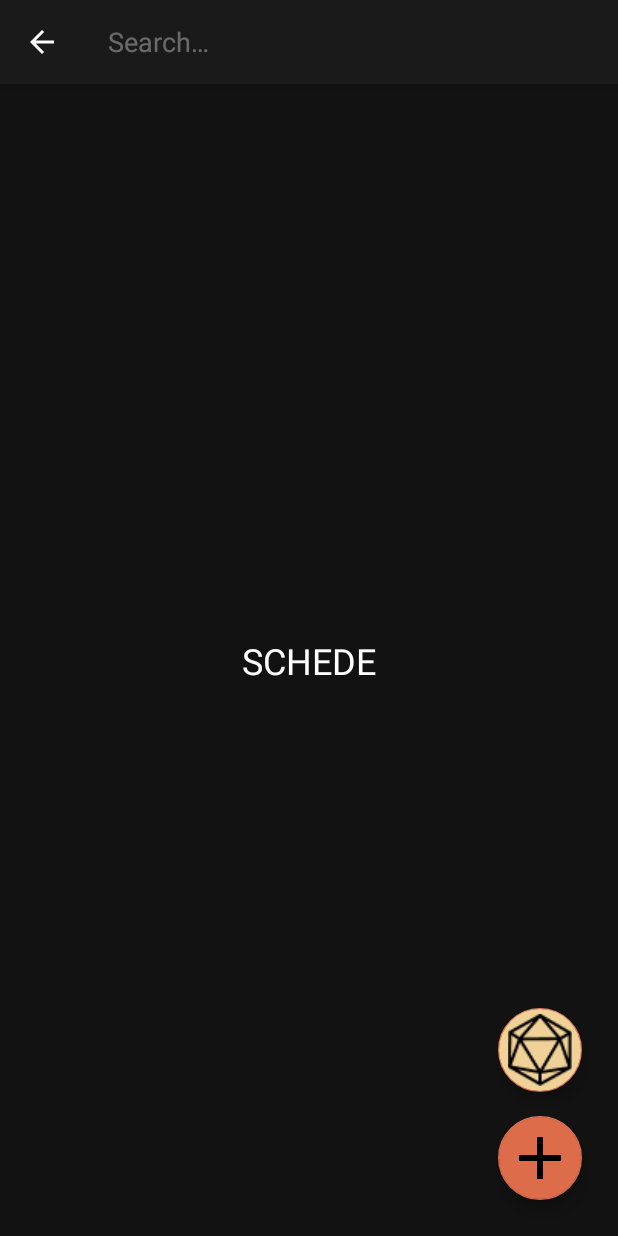
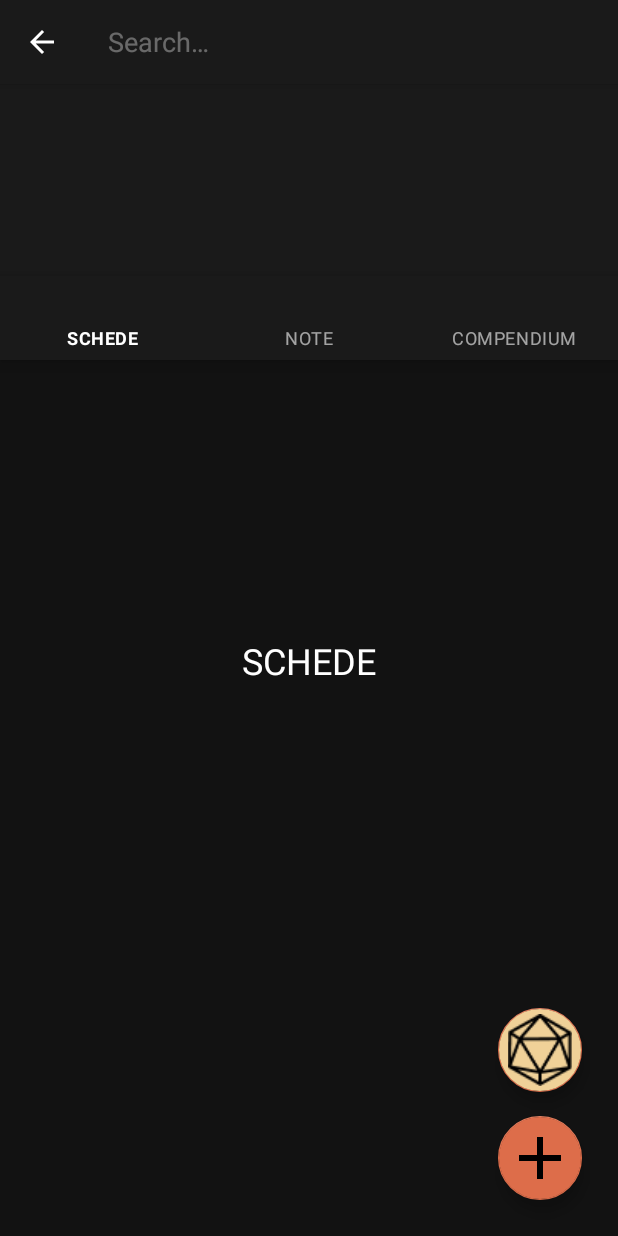
Before and after one commit to oresteLeone/Omnitop, an Android app: the DnDCampagnaSchedeFragment screen opened directly, with no data from a screen before it, after a tap on "Ricerca", on a phone screen of 412 x 824 dp. Run offline under Robolectric (Android 15) with nearby library versions, the light colour scheme and no system bars; our stand-ins replace navigation-ui; 1 other tap on this screen came first.

Commit message:
Campagna D&D

```diff
--- a/app/src/main/AndroidManifest.xml
+++ b/app/src/main/AndroidManifest.xml
@@ -17,7 +17,7 @@
         android:roundIcon="@mipmap/ic_launcher_round"
         android:supportsRtl="true"
         android:theme="@style/Theme.Omnitop" >
-        <activity android:name=".DndCampagnaHome" >
+        <activity android:name=".DndCampagnaHome">
         </activity>
         <activity
             android:name=".MainActivity"
--- a/app/src/main/java/com/annoyingturtle/omnitop/DnDCampagnaSchedeFragment.kt
+++ b/app/src/main/java/com/annoyingturtle/omnitop/DnDCampagnaSchedeFragment.kt
@@ -14,7 +14,7 @@ class DnDCampagnaSchedeFragment : Fragment() {
         savedInstanceState: Bundle?
     ): View? {
         // Inflate the layout for this fragment
-        return inflater.inflate(R.layout.fragment_dn_d_campagna_schede, container, false)
+        return inflater.inflate(R.layout.fragment_dnd_campagna_schede, container, false)
     }
 
 
--- a/app/src/main/java/com/annoyingturtle/omnitop/DndCampagnaHome.kt
+++ b/app/src/main/java/com/annoyingturtle/omnitop/DndCampagnaHome.kt
@@ -7,7 +7,13 @@ import android.view.MenuInflater
 import androidx.navigation.findNavController
 import androidx.navigation.ui.setupWithNavController
 import com.google.android.material.bottomnavigation.BottomNavigationView
+import kotlinx.android.synthetic.main.activity_dnd_campagna_home.*
 import kotlinx.android.synthetic.main.activity_home.*
+import kotlinx.android.synthetic.main.activity_home.addBtn1
+import kotlinx.android.synthetic.main.activity_home.cardBtn1
+import kotlinx.android.synthetic.main.activity_home.diceBtn1
+import kotlinx.android.synthetic.main.activity_home.gridBtn1
+import kotlinx.android.synthetic.main.activity_home.noteBtn1
 import utilPackage.AbsFab
 
 class DndCampagnaHome : AppCompatActivity() {
@@ -24,7 +30,7 @@ class DndCampagnaHome : AppCompatActivity() {
 
         /** Schermate */
 
-        val navController = findNavController(R.id.dnd_campagna_navigation)
+        val navController = findNavController(R.id.campagnafragment)
 
         bottomNavigationView.setupWithNavController(navController)
         /********** FAB ***********/
--- a/app/src/main/java/com/annoyingturtle/omnitop/HomeActivity.kt
+++ b/app/src/main/java/com/annoyingturtle/omnitop/HomeActivity.kt
@@ -23,6 +23,7 @@ class HomeActivity : AppCompatActivity(), AdapterRecyclerListaGiochi.OnItemClick
     override fun onCreate(savedInstanceState: Bundle?) {
         super.onCreate(savedInstanceState)
         setContentView(R.layout.activity_home)
+
 
         /************ Menu a scorrimento *********/
         toggle = ActionBarDrawerToggle(this, drawerLayout, R.string.openDrawer, R.string.closeDrawer)
--- a/app/src/main/res/layout/activity_dnd_campagna_home.xml
+++ b/app/src/main/res/layout/activity_dnd_campagna_home.xml
@@ -8,6 +8,31 @@
     tools:context=".DndCampagnaHome"
     android:background="@color/backGround"
     >
+
+  <com.google.android.material.appbar.AppBarLayout
+      android:id="@+id/toolBar"
+      android:layout_width="match_parent"
+      android:layout_height="128dp"
+      app:layout_constraintStart_toStartOf="parent"
+      app:layout_constraintTop_toTopOf="parent">
+
+    <com.google.android.material.appbar.CollapsingToolbarLayout
+        android:layout_width="match_parent"
+        android:layout_height="match_parent"
+        app:collapsedTitleTextAppearance="@style/TextAppearance.App.CollapsingToolbar.Collapsed"
+        app:expandedTitleMarginBottom="28dp"
+        app:expandedTitleMarginStart="72dp"
+        app:expandedTitleTextAppearance="@style/TextAppearance.App.CollapsingToolbar.Expanded">
+
+      <com.google.android.material.appbar.MaterialToolbar
+
+          android:layout_width="match_parent"
+          android:layout_height="128dp"
+          android:elevation="0dp" />
+
+    </com.google.android.material.appbar.CollapsingToolbarLayout>
+
+  </com.google.android.material.appbar.AppBarLayout>
 
 
 
@@ -93,18 +118,18 @@
       app:srcCompat="@drawable/notes_icon__1"
       android:contentDescription="@string/TODO"/>
 
+
   <com.google.android.material.bottomnavigation.BottomNavigationView
       android:id="@+id/bottom_navigation"
       style="@style/Widget.MaterialComponents.BottomNavigationView.Colored"
       android:layout_width="match_parent"
       android:layout_height="wrap_content"
-      app:layout_constraintBottom_toTopOf="parent"
       app:layout_constraintEnd_toEndOf="parent"
       app:layout_constraintStart_toStartOf="parent"
+      app:layout_constraintTop_toBottomOf="@+id/toolBar"
       app:menu="@menu/dnd_campagna_navigation_menu">
 
   </com.google.android.material.bottomnavigation.BottomNavigationView>
-
 
   <fragment
       android:id="@+id/campagnafragment"
@@ -114,8 +139,10 @@
       app:defaultNavHost="true"
       app:layout_constraintBottom_toBottomOf="parent"
       app:layout_constraintEnd_toEndOf="parent"
+      app:layout_constraintHorizontal_bias="0.0"
       app:layout_constraintStart_toStartOf="parent"
       app:layout_constraintTop_toTopOf="parent"
+      app:layout_constraintVertical_bias="1.0"
       app:navGraph="@navigation/dnd_campagna_navigation" />
 
 </androidx.constraintlayout.widget.ConstraintLayout>
--- a/app/src/main/res/layout/activity_home.xml
+++ b/app/src/main/res/layout/activity_home.xml
@@ -107,6 +107,7 @@
             tools:listitem="@layout/lista_giochi_layout">
 
         </androidx.recyclerview.widget.RecyclerView>
+
     </androidx.constraintlayout.widget.ConstraintLayout>
 
 
--- a/app/src/main/res/menu/dnd_campagna_navigation_menu.xml
+++ b/app/src/main/res/menu/dnd_campagna_navigation_menu.xml
@@ -4,15 +4,15 @@
 
 <menu xmlns:android="http://schemas.android.com/apk/res/android">
 <item
-    android:id="@+id/dndCampagnaSchede"
+    android:id="@+id/dnDCampagnaSchedeFragment"
     android:enabled="true"
     android:title="@string/schede" />
 <item
-    android:id="@+id/dndCampagnaNote"
+    android:id="@+id/dndCamapagnaNoteFragment"
     android:enabled="true"
     android:title="@string/note"/>
 <item
-    android:id="@+id/dndCampagnaCompendium"
+    android:id="@+id/dndCampagnaCompendiumFragment"
     android:enabled="true"
     android:title="@string/cmp"/>
 </menu>
--- a/app/src/main/res/navigation/dnd_campagna_navigation.xml
+++ b/app/src/main/res/navigation/dnd_campagna_navigation.xml
@@ -9,7 +9,7 @@
         android:id="@+id/dnDCampagnaSchedeFragment"
         android:name="com.annoyingturtle.omnitop.DnDCampagnaSchedeFragment"
         android:label="fragment_dn_d_campagna_schede"
-        tools:layout="@layout/fragment_dn_d_campagna_schede" >
+        tools:layout="@layout/fragment_dnd_campagna_schede" >
         <action
             android:id="@+id/action_dnDCampagnaSchedeFragment_to_dndCamapagnaNoteFragment"
             app:destination="@id/dndCamapagnaNoteFragment" />
--- a/app/src/main/res/values/themes.xml
+++ b/app/src/main/res/values/themes.xml
@@ -19,4 +19,14 @@
         <!-- Customize your theme here. -->
     </style>
 
+    <style name="TextAppearance.App.CollapsingToolbar.Expanded" parent="TextAppearance.MaterialComponents.Headline5">
+        <item name="android:textColor">?attr/colorOnPrimary</item>
+    </style>
+
+    <style name="TextAppearance.App.CollapsingToolbar.Collapsed" parent="TextAppearance.MaterialComponents.Headline6">
+        <item name="android:textColor">?attr/colorOnPrimary</item>
+    </style>
+
+
+
 </resources>
```
Also changed, not shown: app/src/main/res/layout/fragment_dnd_campagna_schede.xml (renamed from app/src/main/res/layout/fragment_dn_d_campagna_schede.xml).
